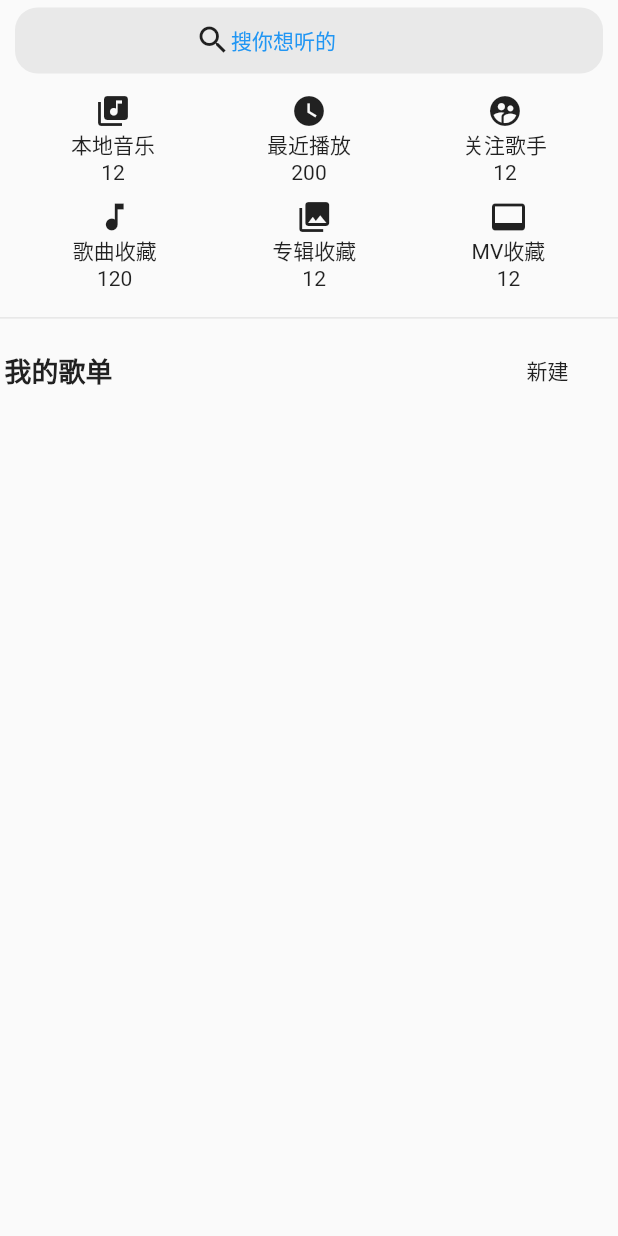
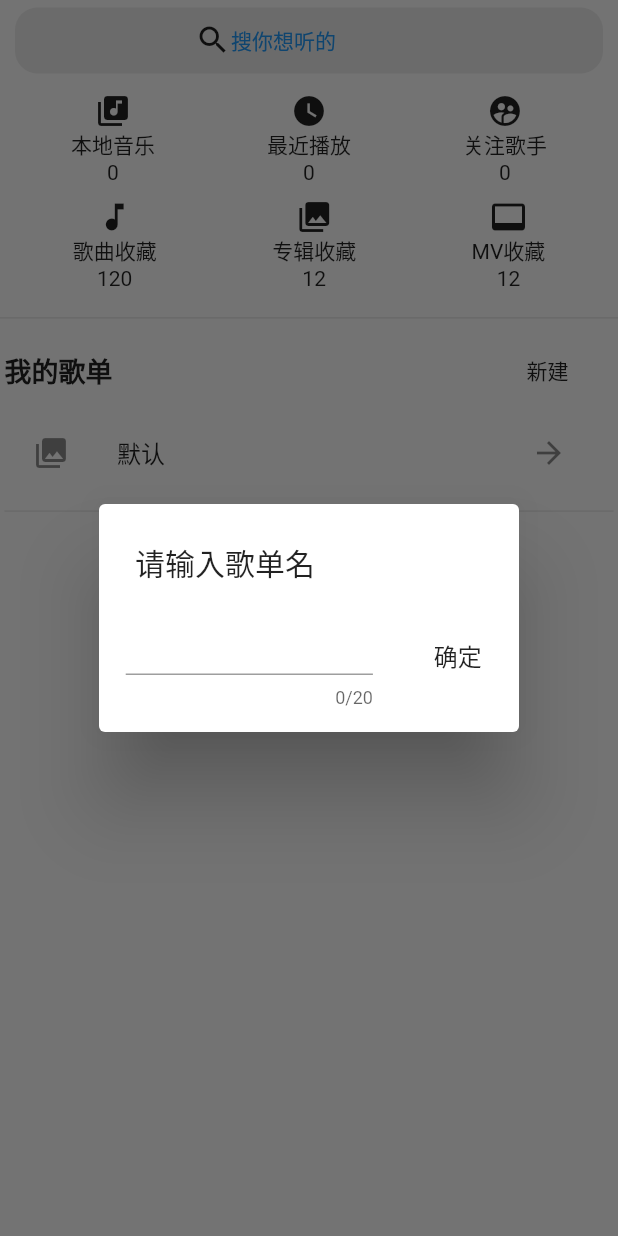
Before and after one commit to waltkong/xiaok, a Flutter app: the MyIndexPage widget shown alone on an empty page, opened directly, after a tap on "新建", on a phone screen of 412 x 824 dp. Run offline on Flutter 3.47's test engine with Material 2 defaults, Android fonts, the phone set to English and light mode, and no system bars; our stand-ins replace audioplayers, dio, flutter_easyrefresh, flutter_screenutil, flutter_swiper, share and 1 more; accounts and stored records are empty; network calls fail.

Commit message:
我的页面

```diff
--- a/flutter/xiaokmusic/lib/pages/my/my_index_page.dart
+++ b/flutter/xiaokmusic/lib/pages/my/my_index_page.dart
@@ -12,10 +12,22 @@ class MyIndexPage extends StatefulWidget {
 
 class _MyIndexPageState extends State<MyIndexPage> {
 
+  TextEditingController _collectionnamecontroller = TextEditingController();
+
+  List myCollectionList = [
+      {'name':'默认'}
+    ];
+
 
   @override
   void initState() {
     super.initState();
+  }
+
+  @override
+  void dispose() {
+    _collectionnamecontroller.dispose();
+    super.dispose();
   }
 
 
@@ -43,6 +55,7 @@ class _MyIndexPageState extends State<MyIndexPage> {
 
   Widget _myPersonalCollectionBox(){
 
+    List<Widget> ret = myCollectionList.map((item) => _myPersonalCollectionBoxItem(item)).toList();
 
     return Container(
       padding: EdgeInsets.all(3),
@@ -57,7 +70,55 @@ class _MyIndexPageState extends State<MyIndexPage> {
               ),
 
               FlatButton(
-                onPressed: (){},
+                onPressed: (){
+                  showDialog(context: context,builder: (BuildContext context){
+
+                    return SimpleDialog(
+                      title: Text('请输入歌单名'),
+                      children: <Widget>[
+                        Row(
+                          mainAxisAlignment: MainAxisAlignment.spaceAround,
+                          children: <Widget>[
+
+                            Container(
+                              width:ScreenUtil().setWidth(300),
+                              child: TextField(
+                                controller: _collectionnamecontroller,
+                                maxLength: 20,
+                                autofocus: false,//是否自动对焦
+                                textAlign: TextAlign.left,//文本对齐方式
+                                onSubmitted: (text) {//内容提交(按回车)的回调
+                                  setState(() {
+                                    myCollectionList.add( {'name':_collectionnamecontroller.text.toString()});
+                                    _collectionnamecontroller.text = '';
+                                  });
+                                  Navigator.of(context).pop();
+                                },
+                              ),
+                            ),
+
+                            Container(
+                              width:ScreenUtil().setWidth(80),
+                              padding: EdgeInsets.all(5),
+                              child: InkWell(
+                                child: Text('确定'),
+                                onTap: (){
+                                  setState(() {
+                                    myCollectionList.add( {'name':_collectionnamecontroller.text.toString()});
+                                    _collectionnamecontroller.text = '';
+                                  });
+                                  Navigator.of(context).pop();
+                                },
+                              ),
+                            ),
+
+                          ],
+                        ),
+                      ],
+                    );
+
+                  });
+                },
                 child: Text('新建'),
               ),
 
@@ -65,7 +126,7 @@ class _MyIndexPageState extends State<MyIndexPage> {
           ),
 
           Column(
-            children: <Widget>[],
+            children: ret,
           ),
         ],
       ),
@@ -73,20 +134,15 @@ class _MyIndexPageState extends State<MyIndexPage> {
 
   }
 
-  Widget _myPersonalCdBoxItem(item){
+  Widget _myPersonalCollectionBoxItem(item){
     return Column(
       children: <Widget>[
         Container(
           padding: EdgeInsets.all(3),
           height: ScreenUtil().setHeight(100),
           child: ListTile(
-            leading: Image.network(
-              item['image'],
-              fit: BoxFit.cover,
-              height: ScreenUtil().setHeight(100),
-              width: ScreenUtil().setWidth(160),
-            ),
-            title: Text(item['name']),
+            leading: Icon(Icons.collections),
+            title: Text(item['name'].toString()),
             trailing: IconButton(icon: Icon(Icons.arrow_forward), onPressed: (){}),
           ),
         ),
@@ -114,7 +170,7 @@ class _MyIndexPageState extends State<MyIndexPage> {
                       child: Text('本地音乐'),
                     ),
                     Container(
-                      child: Text('12'),
+                      child: Text('0'),
                     ),
                   ],
                 ),
@@ -128,7 +184,7 @@ class _MyIndexPageState extends State<MyIndexPage> {
                       child: Text('最近播放'),
                     ),
                     Container(
-                      child: Text('200'),
+                      child: Text('0'),
                     ),
                   ],
                 ),
@@ -142,7 +198,7 @@ class _MyIndexPageState extends State<MyIndexPage> {
                       child: Text('关注歌手'),
                     ),
                     Container(
-                      child: Text('12'),
+                      child: Text('0'),
                     ),
                   ],
                 ),
```
